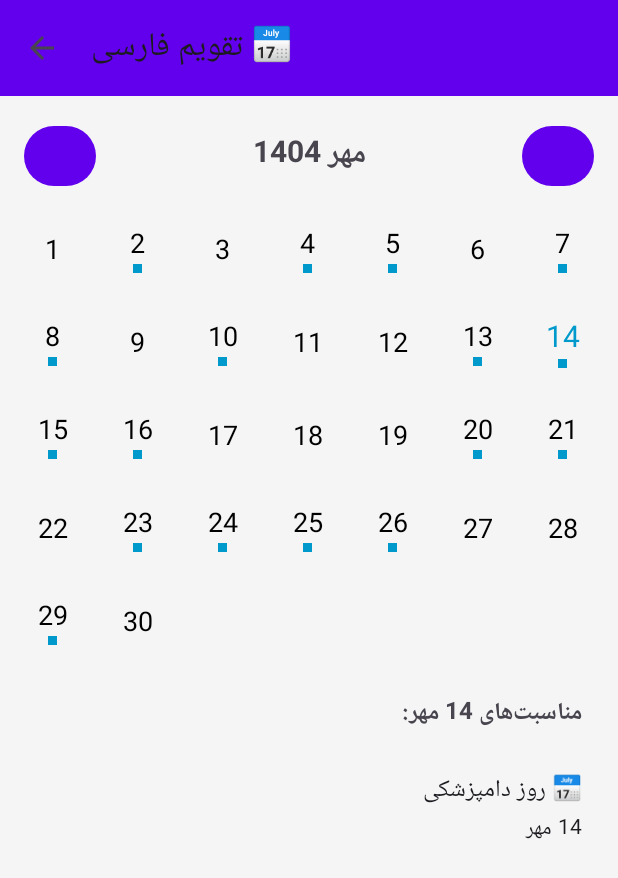
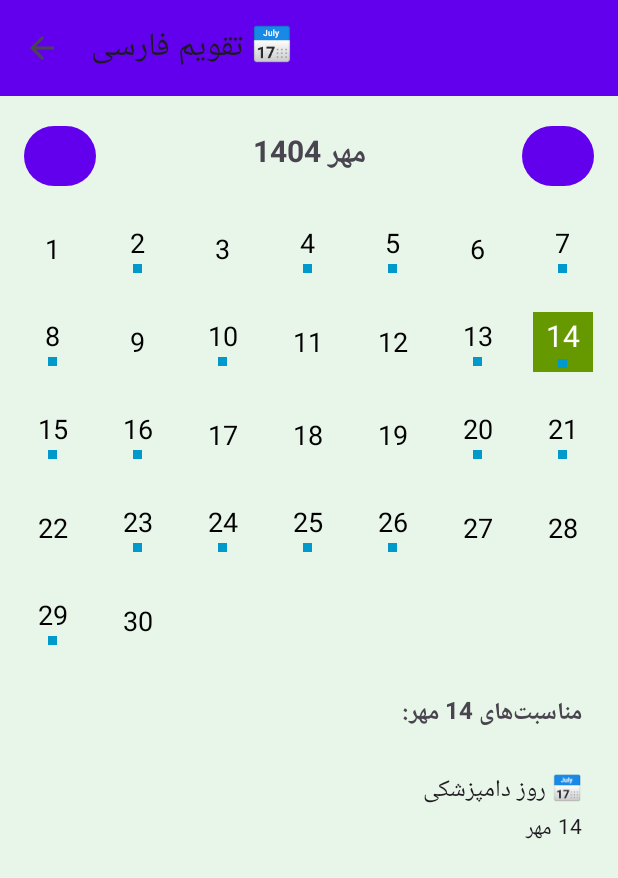
Before and after one commit to ghadirb/PersianAIAssistantOnline, an Android app: the CalendarActivity screen opened directly, with no data from a screen before it, on a phone screen of 412 x 824 dp. Shown: the top 878 px of the screen. Run offline under Robolectric (Android 15) with nearby library versions, the light colour scheme and no system bars.

Commit message:
Fix widget day of week, add click handler, improve calendar UI with green background and today circle

```diff
--- a/app/src/main/java/com/persianai/assistant/adapters/CalendarGridAdapter.kt
+++ b/app/src/main/java/com/persianai/assistant/adapters/CalendarGridAdapter.kt
@@ -28,6 +28,7 @@ class CalendarGridAdapter(
 
         val dayNumber = view.findViewById<TextView>(R.id.dayNumber)
         val eventIndicator = view.findViewById<View>(R.id.eventIndicator)
+        val todayCircle = view.findViewById<View>(R.id.todayCircle)
 
         val day = days[position]
         dayNumber.text = day.toString()
@@ -35,9 +36,12 @@ class CalendarGridAdapter(
         // چک کردن اگر امروز است
         val today = PersianDateConverter.getCurrentPersianDate()
         if (day == today.day && month == today.month) {
-            dayNumber.setTextColor(context.getColor(android.R.color.holo_blue_dark))
+            todayCircle.visibility = View.VISIBLE
+            dayNumber.setTextColor(context.getColor(android.R.color.white))
             dayNumber.textSize = 20f
+            todayCircle.setBackgroundColor(context.getColor(android.R.color.holo_green_dark))
         } else {
+            todayCircle.visibility = View.GONE
             dayNumber.setTextColor(context.getColor(android.R.color.black))
             dayNumber.textSize = 18f
         }
--- a/app/src/main/java/com/persianai/assistant/widgets/PersianCalendarWidget.kt
+++ b/app/src/main/java/com/persianai/assistant/widgets/PersianCalendarWidget.kt
@@ -1,10 +1,13 @@
 package com.persianai.assistant.widgets
 
+import android.app.PendingIntent
 import android.appwidget.AppWidgetManager
 import android.appwidget.AppWidgetProvider
 import android.content.Context
+import android.content.Intent
 import android.widget.RemoteViews
 import com.persianai.assistant.R
+import com.persianai.assistant.activities.MainActivity
 import com.persianai.assistant.utils.PersianDateConverter
 import java.util.*
 
@@ -34,13 +37,17 @@ class PersianCalendarWidget : AppWidgetProvider() {
         views.setTextViewText(R.id.widgetPersianDate, dateText)
         views.setTextViewText(R.id.widgetWeather, "🌤️ ${getWeatherText()}")
 
+        val intent = Intent(context, MainActivity::class.java)
+        val pendingIntent = PendingIntent.getActivity(context, 0, intent, PendingIntent.FLAG_UPDATE_CURRENT or PendingIntent.FLAG_IMMUTABLE)
+        views.setOnClickPendingIntent(R.id.widgetClock, pendingIntent)
+
         appWidgetManager.updateAppWidget(appWidgetId, views)
     }
 
     private fun getDayOfWeek(): String {
-        val days = arrayOf("شنبه", "یکشنبه", "دوشنبه", "سه‌شنبه", "چهارشنبه", "پنج‌شنبه", "جمعه")
+        val days = arrayOf("یکشنبه", "دوشنبه", "سه‌شنبه", "چهارشنبه", "پنج‌شنبه", "جمعه", "شنبه")
         val calendar = Calendar.getInstance()
-        val dayIndex = (calendar.get(Calendar.DAY_OF_WEEK) + 1) % 7
+        val dayIndex = calendar.get(Calendar.DAY_OF_WEEK) - 1
         return days[dayIndex]
     }
 
--- a/app/src/main/res/layout/activity_calendar.xml
+++ b/app/src/main/res/layout/activity_calendar.xml
@@ -14,7 +14,8 @@
         android:layout_width="match_parent"
         android:layout_height="match_parent"
         android:orientation="vertical"
-        android:padding="8dp">
+        android:padding="8dp"
+        android:background="#E8F5E9">
 
         <LinearLayout
             android:layout_width="match_parent"
--- a/app/src/main/res/layout/item_calendar_day.xml
+++ b/app/src/main/res/layout/item_calendar_day.xml
@@ -1,10 +1,22 @@
 <?xml version="1.0" encoding="utf-8"?>
-<LinearLayout xmlns:android="http://schemas.android.com/apk/res/android"
+<FrameLayout xmlns:android="http://schemas.android.com/apk/res/android"
     android:layout_width="match_parent"
     android:layout_height="60dp"
+    android:background="?attr/selectableItemBackground">
+
+    <View
+        android:id="@+id/todayCircle"
+        android:layout_width="40dp"
+        android:layout_height="40dp"
+        android:layout_gravity="center"
+        android:background="@android:drawable/dialog_holo_light_frame"
+        android:visibility="gone" />
+
+    <LinearLayout
+        android:layout_width="match_parent"
+        android:layout_height="match_parent"
         android:orientation="vertical"
-    android:gravity="center"
-    android:background="?attr/selectableItemBackground">
+        android:gravity="center">
 
         <TextView
             android:id="@+id/dayNumber"
@@ -22,3 +34,5 @@
             android:visibility="gone" />
 
     </LinearLayout>
+
+</FrameLayout>
```
Lines whose indentation alone changed are shown as unchanged.
